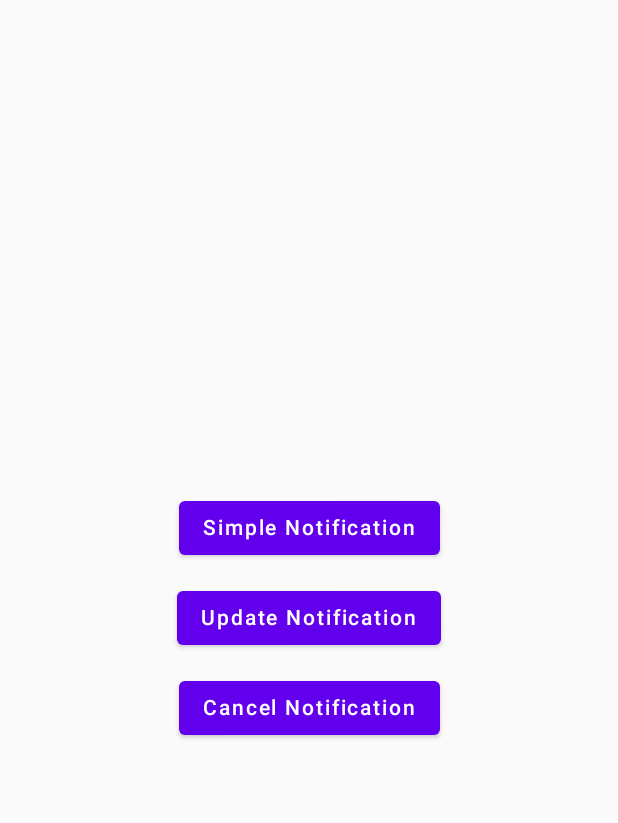
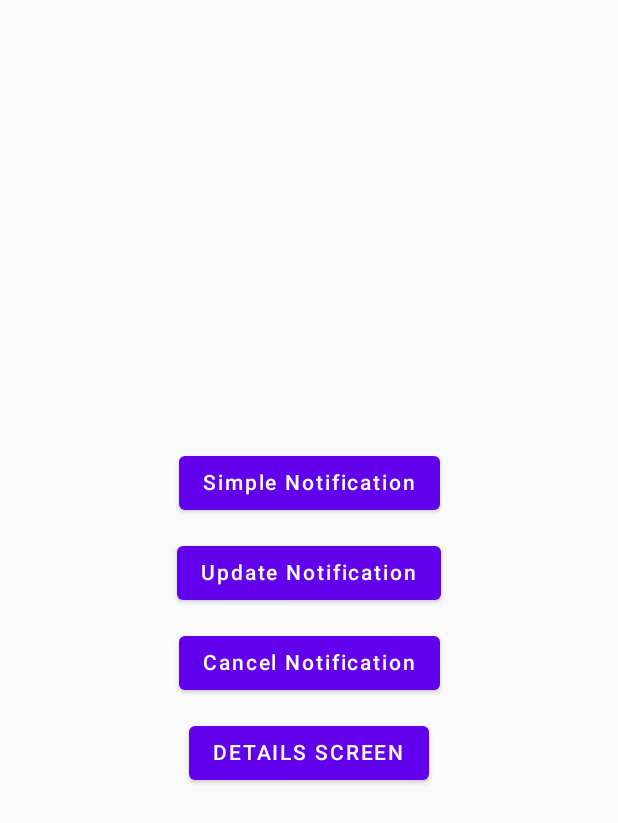
Before and after one commit to stevdza-san/NotificationDemo, an Android app built with Jetpack Compose: the screen it shows after launch (MainActivity), on a phone screen of 412 x 824 dp. Shown: the top 823 px of the screen. Run offline under Robolectric (Android 15) with nearby library versions, the phone set to English and light mode, and no system bars; our stand-ins replace Dagger/Hilt's generated code.

Commit message:
Notification Click Behavior.

```diff
--- a/app/src/main/java/com/example/notificationdemo/MainActivity.kt
+++ b/app/src/main/java/com/example/notificationdemo/MainActivity.kt
@@ -3,6 +3,8 @@ package com.example.notificationdemo
 import android.os.Bundle
 import androidx.activity.ComponentActivity
 import androidx.activity.compose.setContent
+import androidx.navigation.compose.rememberNavController
+import com.example.notificationdemo.navigation.SetupNavGraph
 import com.example.notificationdemo.screen.MainScreen
 import com.example.notificationdemo.ui.theme.NotificationDemoTheme
 import dagger.hilt.android.AndroidEntryPoint
@@ -13,7 +15,7 @@ class MainActivity : ComponentActivity() {
         super.onCreate(savedInstanceState)
         setContent {
             NotificationDemoTheme {
-                MainScreen()
+                SetupNavGraph(navController = rememberNavController())
             }
         }
     }
--- a/app/src/main/java/com/example/notificationdemo/di/NotificationModule.kt
+++ b/app/src/main/java/com/example/notificationdemo/di/NotificationModule.kt
@@ -3,13 +3,18 @@ package com.example.notificationdemo.di
 import android.app.NotificationChannel
 import android.app.NotificationManager
 import android.app.PendingIntent
+import android.app.TaskStackBuilder
 import android.content.Context
 import android.content.Intent
 import android.os.Build
 import androidx.core.app.NotificationCompat
 import androidx.core.app.NotificationCompat.VISIBILITY_PRIVATE
 import androidx.core.app.NotificationManagerCompat
+import androidx.core.net.toUri
+import com.example.notificationdemo.MainActivity
 import com.example.notificationdemo.R
+import com.example.notificationdemo.navigation.MY_ARG
+import com.example.notificationdemo.navigation.MY_URI
 import com.example.notificationdemo.receiver.MyReceiver
 import dagger.Module
 import dagger.Provides
@@ -41,7 +46,16 @@ object NotificationModule {
             intent,
             flag
         )
-
+        val clickIntent = Intent(
+            Intent.ACTION_VIEW,
+            "$MY_URI/$MY_ARG=Coming from Notification".toUri(),
+            context,
+            MainActivity::class.java
+        )
+        val clickPendingIntent: PendingIntent = TaskStackBuilder.create(context).run {
+            addNextIntentWithParentStack(clickIntent)
+            getPendingIntent(1, flag)
+        }
         return NotificationCompat.Builder(context, "Main Channel ID")
             .setContentTitle("Welcome")
             .setContentText("YouTube Channel: Stevdza-San")
@@ -55,6 +69,7 @@ object NotificationModule {
                     .build()
             )
             .addAction(0, "ACTION", pendingIntent)
+            .setContentIntent(clickPendingIntent)
     }
 
     @Singleton
--- /dev/null
+++ b/app/src/main/java/com/example/notificationdemo/navigation/NavGraph.kt
@@ -0,0 +1,38 @@
+package com.example.notificationdemo.navigation
+
+import androidx.compose.runtime.Composable
+import androidx.navigation.NavHostController
+import androidx.navigation.NavType
+import androidx.navigation.compose.NavHost
+import androidx.navigation.compose.composable
+import androidx.navigation.navArgument
+import androidx.navigation.navDeepLink
+import com.example.notificationdemo.screen.DetailsScreen
+import com.example.notificationdemo.screen.MainScreen
+
+const val MY_URI = "https://stevdza-san.com"
+const val MY_ARG = "message"
+
+@Composable
+fun SetupNavGraph(
+    navController: NavHostController
+) {
+    NavHost(
+        navController = navController,
+        startDestination = Screen.Main.route
+    ) {
+        composable(route = Screen.Main.route) {
+            MainScreen(navController = navController)
+        }
+        composable(
+            route = Screen.Details.route,
+            arguments = listOf(navArgument(MY_ARG) { type = NavType.StringType }),
+            deepLinks = listOf(navDeepLink { uriPattern = "$MY_URI/$MY_ARG={$MY_ARG}" })
+        ) {
+            val arguments = it.arguments
+            arguments?.getString(MY_ARG)?.let { message ->
+                DetailsScreen(message = message)
+            }
+        }
+    }
+}
--- /dev/null
+++ b/app/src/main/java/com/example/notificationdemo/navigation/Screen.kt
@@ -0,0 +1,8 @@
+package com.example.notificationdemo.navigation
+
+sealed class Screen(val route: String) {
+    object Main : Screen(route = "main")
+    object Details : Screen(route = "details/{$MY_ARG}") {
+        fun passArgument(message: String) = "details/$message"
+    }
+}
--- a/app/src/main/java/com/example/notificationdemo/screen/MainScreen.kt
+++ b/app/src/main/java/com/example/notificationdemo/screen/MainScreen.kt
@@ -8,10 +8,15 @@ import androidx.compose.ui.Alignment
 import androidx.compose.ui.Modifier
 import androidx.compose.ui.unit.dp
 import androidx.hilt.navigation.compose.hiltViewModel
+import androidx.navigation.NavHostController
 import com.example.notificationdemo.MainViewModel
+import com.example.notificationdemo.navigation.Screen
 
 @Composable
-fun MainScreen(mainViewModel: MainViewModel = hiltViewModel()) {
+fun MainScreen(
+    navController: NavHostController,
+    mainViewModel: MainViewModel = hiltViewModel()
+) {
     Column(
         modifier = Modifier.fillMaxSize(),
         verticalArrangement = Arrangement.Center,
@@ -28,5 +33,15 @@ fun MainScreen(mainViewModel: MainViewModel = hiltViewModel()) {
         Button(onClick = mainViewModel::cancelSimpleNotification) {
             Text(text = "Cancel Notification")
         }
+        Spacer(modifier = Modifier.height(12.dp))
+        Button(onClick = {
+            navController.navigate(
+                Screen.Details.passArgument(
+                    message = "Coming from Main Screen."
+                )
+            )
+        }) {
+            Text(text = "DETAILS SCREEN")
+        }
     }
 }
--- a/build.gradle
+++ b/build.gradle
@@ -1,14 +1,14 @@
 buildscript {
     ext {
-        compose_version = '1.1.1'
+        compose_version = '1.1.0'
     }
     dependencies {
         classpath "com.google.dagger:hilt-android-gradle-plugin:2.40.5"
     }
 }// Top-level build file where you can add configuration options common to all sub-projects/modules.
 plugins {
-    id 'com.android.application' version '7.2.1' apply false
-    id 'com.android.library' version '7.2.1' apply false
+    id 'com.android.application' version '7.2.2' apply false
+    id 'com.android.library' version '7.2.2' apply false
     id 'org.jetbrains.kotlin.android' version '1.6.10' apply false
 }
 
```
Also changed, not shown: app/build.gradle (+6 -3 lines), app/src/main/java/com/example/notificationdemo/screen/DetailsScreen.kt (added, +29 -0 lines).
